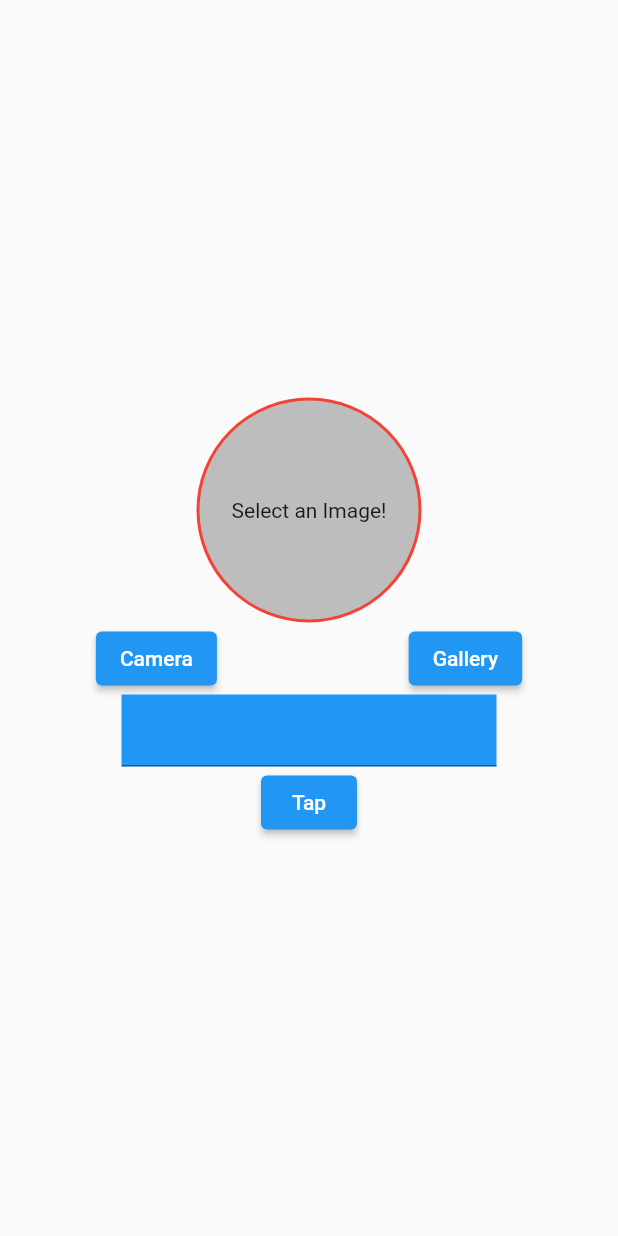
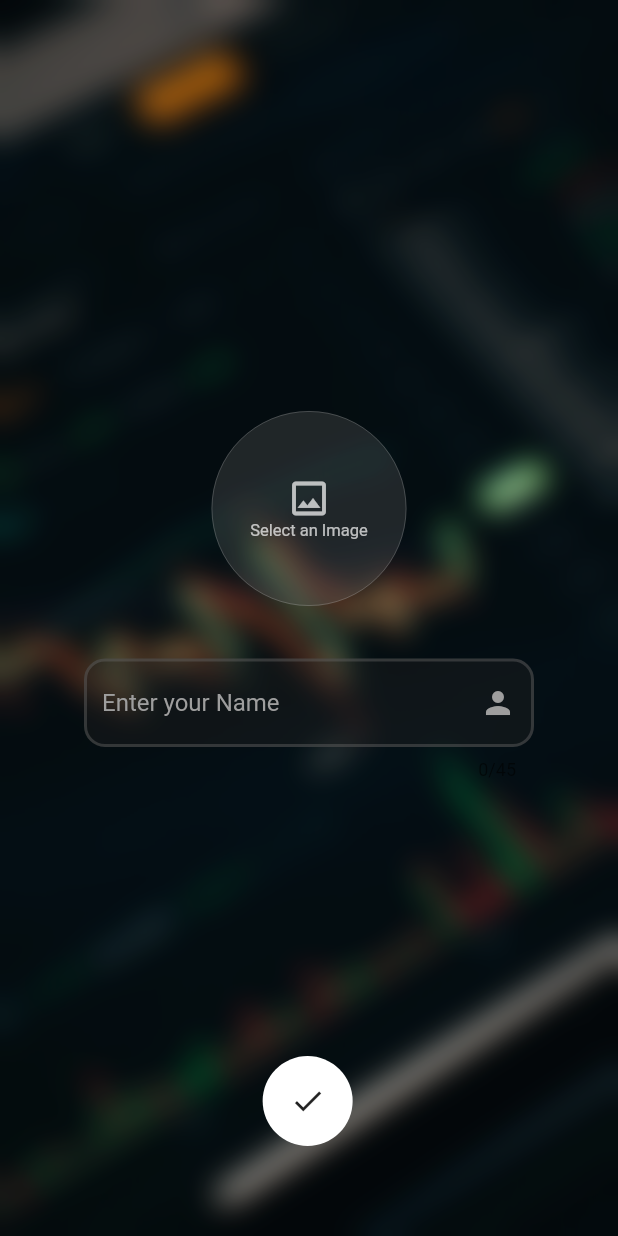
Before and after one commit to RitikRajoria/Crypto-Tracker-App, a Flutter app: the screen it shows after launch, after a tap on the "arrow forward ios" icon, on a phone screen of 412 x 824 dp. Run offline on Flutter 3.47's test engine with Material 2 defaults, Android fonts, the light colour scheme and no system bars; our stand-ins replace cached_network_image, curved_navigation_bar, fl_chart, flutter_bloc, gradient_borders, image_cropper and 3 more; accounts and stored records are empty.

Commit message:
onboarding page 2 ui completed and minor fixes

```diff
--- a/lib/pages/OnBoarding Screen/OnBoardingPage1.dart
+++ b/lib/pages/OnBoarding Screen/OnBoardingPage1.dart
@@ -118,14 +118,22 @@ class _OnBoardingPage1State extends State<OnBoardingPage1> {
                         SizedBox(
                           height: 50,
                         ),
-                        Center(
+                      ],
+                    ),
+                  ),
+                ),
+              ],
+            ),
+          ),
+          Positioned(
+            bottom: 30,
+            left: (size.width) * 0.425,
             child: InkWell(
               onTap: () {
                 Navigator.push(
                     context,
                     MaterialPageRoute(
-                                      builder: ((context) =>
-                                          OnBoardingPage2())));
+                        builder: ((context) => OnBoardingPage2())));
               },
               child: Container(
                 height: 60,
@@ -134,16 +142,8 @@ class _OnBoardingPage1State extends State<OnBoardingPage1> {
                   color: Colors.white,
                   borderRadius: BorderRadius.circular(40),
                 ),
-                              child: Center(
-                                  child: Icon(Icons.arrow_forward_ios_rounded)),
+                child: Center(child: Icon(Icons.arrow_forward_ios_rounded)),
               ),
-                          ),
-                        ),
-                      ],
-                    ),
-                  ),
-                ),
-              ],
             ),
           ),
         ],
--- a/lib/pages/OnBoarding Screen/OnBoardingPage2.dart
+++ b/lib/pages/OnBoarding Screen/OnBoardingPage2.dart
@@ -1,5 +1,8 @@
 import 'dart:io';
 import 'dart:typed_data';
+import 'dart:ui';
+import 'package:flutter/services.dart';
+import 'package:gradient_borders/gradient_borders.dart';
 
 import 'package:crypto_app_ui/homepage_navbar.dart';
 import 'package:crypto_app_ui/models/photoModel.dart';
@@ -26,6 +29,9 @@ class _OnBoardingPage2State extends State<OnBoardingPage2> {
   List<Photo> images = [];
   bool inProcess = false;
   File? croppedImg;
+  FocusNode _focusNode = FocusNode();
+  bool avatarError = false;
+  bool textError = false;
 
   File? _selectedFile;
   TextEditingController textController = TextEditingController();
@@ -37,29 +43,49 @@ class _OnBoardingPage2State extends State<OnBoardingPage2> {
 
   Widget getSelectedImage() {
     if (_selectedFile != null) {
-      return Container(
-        height: 150,
-        width: 150,
+      return InkWell(
+        onTap: () {
+          getImage(ImageSource.gallery);
+        },
+        child: Container(
+          height: 130,
+          width: 130,
           decoration: BoxDecoration(
             color: Colors.grey.shade400,
             shape: BoxShape.circle,
-          border: Border.all(color: Colors.red, width: 2),
+            border:
+                Border.all(color: Colors.white.withOpacity(0.2), width: 0.6),
             image: DecorationImage(
               image: FileImage(_selectedFile!) as ImageProvider,
             ),
           ),
+        ),
       );
     } else {
-      return Container(
-        height: 150,
-        width: 150,
+      return InkWell(
+        onTap: () {
+          getImage(ImageSource.gallery);
+        },
+        child: Container(
+          height: 130,
+          width: 130,
           decoration: BoxDecoration(
-          color: Colors.grey.shade400,
+            color: Colors.grey.shade700.withOpacity(0.3),
             shape: BoxShape.circle,
-          border: Border.all(color: Colors.red, width: 2),
+            border:
+                Border.all(color: Colors.white.withOpacity(0.2), width: 0.6),
           ),
-        child: Center(
-          child: Text("Select an Image!"),
+          child: Column(
+            mainAxisAlignment: MainAxisAlignment.center,
+            crossAxisAlignment: CrossAxisAlignment.center,
+            children: [
+              Icon(Icons.image_outlined,
+                  color: Colors.white.withOpacity(0.7), size: 30),
+              Text("Select an Image",
+                  style: TextStyle(
+                      color: Colors.white.withOpacity(0.7), fontSize: 11)),
+            ],
+          ),
         ),
       );
     }
@@ -125,46 +151,115 @@ class _OnBoardingPage2State extends State<OnBoardingPage2> {
 
   @override
   Widget build(BuildContext context) {
+    final size = MediaQuery.of(context).size;
     return Scaffold(
-      body: SafeArea(
-        child: Center(
+      extendBodyBehindAppBar: true,
+      backgroundColor: Colors.black,
+      body: Center(
         child: Stack(
           children: [
             !inProcess
-                  ? Column(
+                ? Stack(
+                    children: [
+                      Container(
+                        height: size.height,
+                        width: size.width,
+                        decoration: BoxDecoration(
+                          color: Colors.black,
+                          image: DecorationImage(
+                            image: ExactAssetImage(
+                              "assets/images/onBoardBack.jpg",
+                            ),
+                            fit: BoxFit.cover,
+                          ),
+                        ),
+                        child: BackdropFilter(
+                          filter: ImageFilter.blur(sigmaX: 10.0, sigmaY: 10.0),
+                          child: Container(
+                            color: Colors.black.withOpacity(0.1),
+                          ),
+                        ),
+                      ),
+                      Center(
+                        child: Column(
                           mainAxisAlignment: MainAxisAlignment.center,
                           children: [
                             getSelectedImage(),
-                        Row(
-                          mainAxisAlignment: MainAxisAlignment.spaceAround,
-                          children: [
-                            ElevatedButton(
-                              onPressed: () {
-                                getImage(ImageSource.camera);
-                              },
-                              child: Text("Camera"),
+                            if (avatarError) SizedBox(height: 5),
+                            if (avatarError)
+                              Container(
+                                child: Text(
+                                  "Select an Image",
+                                  style: TextStyle(
+                                      color: Colors.red, fontSize: 12),
                                 ),
-                            ElevatedButton(
-                              onPressed: () {
-                                getImage(ImageSource.gallery);
-                              },
-                              child: Text("Gallery"),
+                              ),
+                            SizedBox(
+                              height: 35,
+                            ),
+                            if (textError)
+                              Container(
+                                width: (size.width) * 0.7,
+                                child: Text(
+                                  "Enter Username!",
+                                  style: TextStyle(
+                                      color: Colors.red, fontSize: 12),
+                                ),
+                              ),
+                            if (textError)
+                              SizedBox(
+                                height: 8,
+                              ),
+                            Container(
+                              width: 300,
+                              child: TextField(
+                                maxLength: 45,
+                                maxLengthEnforcement:
+                                    MaxLengthEnforcement.enforced,
+                                controller: textController,
+                                cursorColor: Colors.amber.shade700,
+                                focusNode: _focusNode,
+                                style: TextStyle(color: Colors.white),
+                                decoration: InputDecoration(
+                                  suffixIcon: Icon(
+                                    Icons.person,
+                                    color: _focusNode.hasFocus
+                                        ? Colors.amberAccent
+                                        : Colors.grey,
+                                  ),
+                                  fillColor: Color.fromARGB(100, 32, 32, 32),
+                                  filled: true,
+                                  enabledBorder: OutlineInputBorder(
+                                    borderSide: BorderSide(
+                                        color:
+                                            Color.fromARGB(98, 110, 110, 110),
+                                        width: 2),
+                                    borderRadius: BorderRadius.circular(14),
+                                  ),
+                                  focusedBorder: GradientOutlineInputBorder(
+                                      borderRadius: BorderRadius.circular(14),
+                                      gradient: LinearGradient(colors: [
+                                        Colors.amber.shade700,
+                                        Colors.amberAccent
+                                      ]),
+                                      width: 1.4),
+                                  hintText: "Enter your Name",
+                                  hintStyle: TextStyle(color: Colors.grey),
+                                ),
+                              ),
+                            ),
+                            SizedBox(
+                              height: 30,
                             ),
                           ],
                         ),
-                        Container(
-                          width: 250,
-                          color: Colors.blue,
-                          child: TextField(
-                            controller: textController,
                       ),
-                        ),
-
-                        //sending data to database button
-                        Container(
-                          child: ElevatedButton(
-                            child: Text("Tap"),
-                            onPressed: () async {
+                      Positioned(
+                        bottom: 60,
+                        left: (size.width) * 0.425,
+                        child: //sending data to database button
+                            InkWell(
+                          onTap: () async {
                             if (croppedImg != null) {
                               if (textController.text.isNotEmpty &&
                                   textController.text != " ") {
@@ -180,15 +275,30 @@ class _OnBoardingPage2State extends State<OnBoardingPage2> {
                                       builder: (context) => HomePageNavbar()),
                                   (Route<dynamic> route) => false,
                                 );
+                                avatarError = false;
+                                textError = false;
+                                print("avatarError false textError false");
                               } else {
+                                textError = true;
+                                avatarError = false;
                                 print("Fill textField");
                               }
                             } else {
+                              avatarError = true;
                               print("select image");
                             }
 
+                            setState(() {});
                             print(textController.text);
                           },
+                          child: Container(
+                            height: 60,
+                            width: 60,
+                            decoration: BoxDecoration(
+                                color: Colors.white,
+                                borderRadius: BorderRadius.circular(50)),
+                            child: Icon(Icons.done),
+                          ),
                         ),
                       ),
                     ],
@@ -201,7 +311,6 @@ class _OnBoardingPage2State extends State<OnBoardingPage2> {
           ],
         ),
       ),
-      ),
     );
   }
 }
--- a/pubspec.yaml
+++ b/pubspec.yaml
@@ -44,6 +44,7 @@ dependencies:
   shared_preferences: ^2.0.13
   image_picker: ^0.8.5
   image_cropper: ^1.5.1
+  gradient_borders: ^0.2.0
 
 dev_dependencies:
   flutter_test:
```
Also changed, not shown: pubspec.lock. Lines whose indentation alone changed are shown as unchanged.
